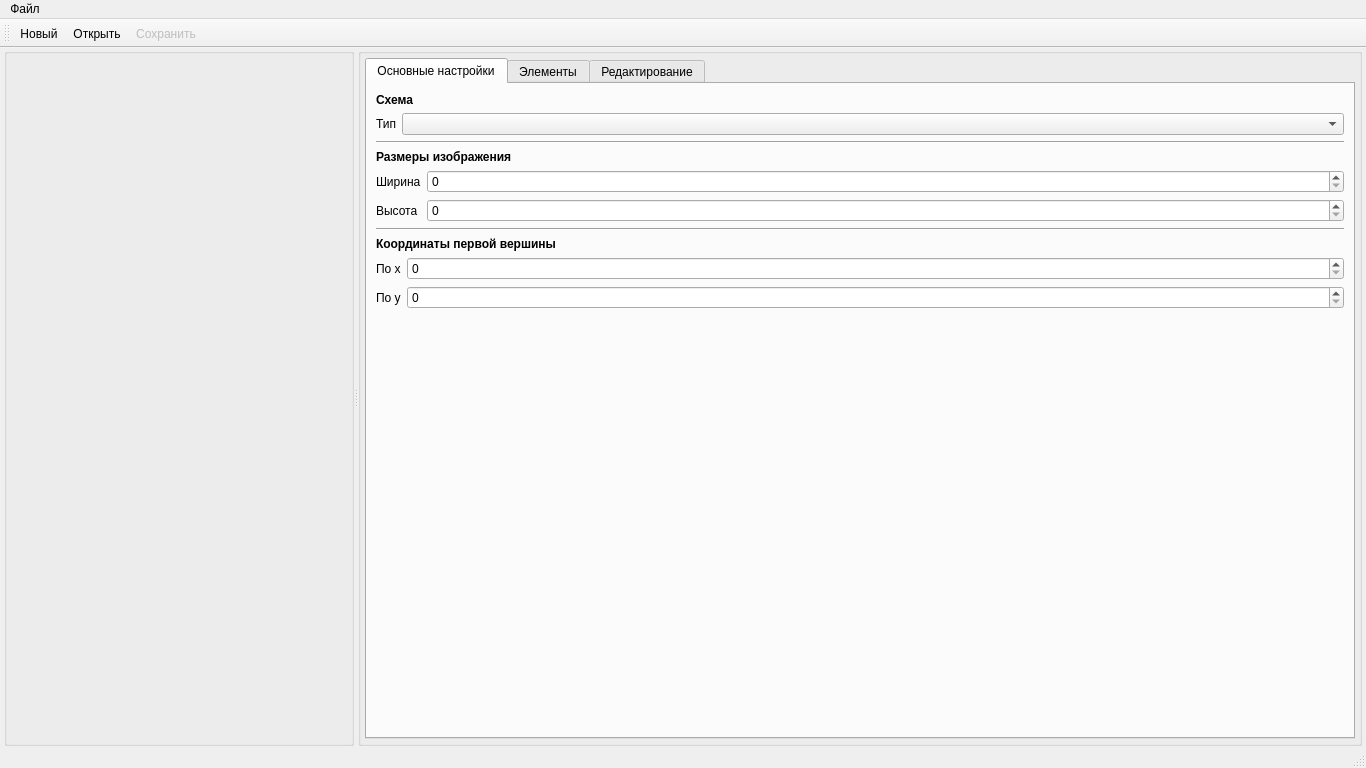
Before: the Qt Designer form designer/mainwindow.ui in Artemako/net-constructor, drawn with Qt 5.
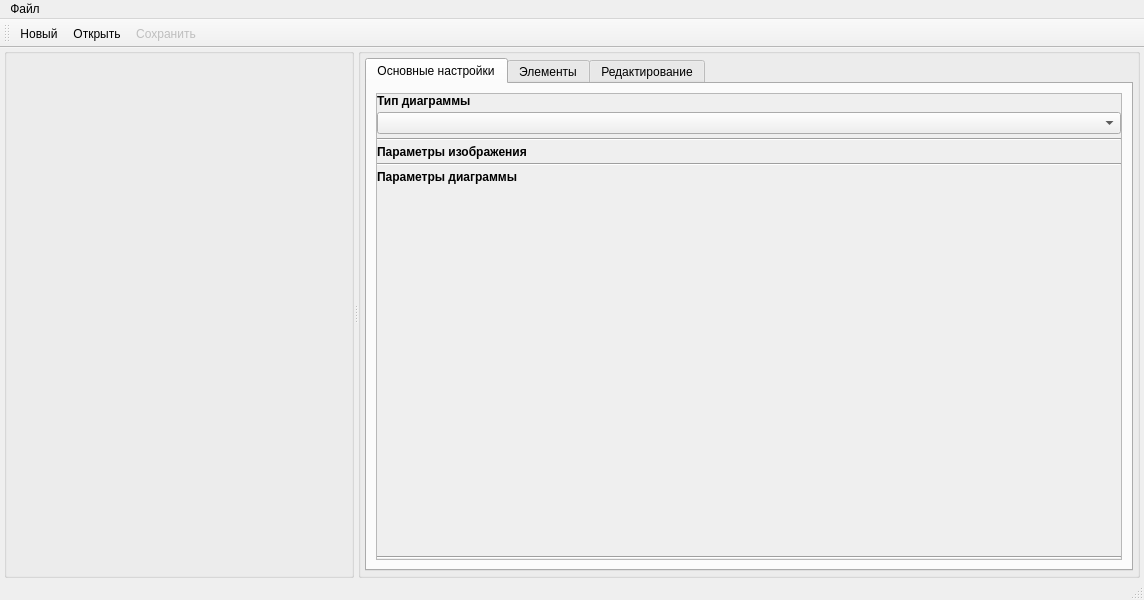
After: the same form once the commit is applied. The open tabs and pages were chosen to show the change. Icons and pictures are not drawn. Custom widgets are drawn as their Qt base class.

What changed in the file:
```diff
--- a/designer/mainwindow.ui
+++ b/designer/mainwindow.ui
@@ -12,8 +12,8 @@
    <rect>
     <x>0</x>
     <y>0</y>
-    <width>1366</width>
-    <height>768</height>
+    <width>1144</width>
+    <height>600</height>
    </rect>
   </property>
   <property name="sizePolicy">
@@ -149,72 +149,45 @@
              <number>9</number>
             </property>
             <item>
-             <widget class="QLabel" name="label">
-              <property name="text">
-               <string>&lt;html&gt;&lt;head/&gt;&lt;body&gt;&lt;p&gt;&lt;span style=&quot; font-weight:700;&quot;&gt;Схема&lt;/span&gt;&lt;/p&gt;&lt;/body&gt;&lt;/html&gt;</string>
+             <widget class="QScrollArea" name="sa_general">
+              <property name="widgetResizable">
+               <bool>true</bool>
               </property>
-             </widget>
-            </item>
+              <widget class="QWidget" name="sa_general_contents">
+               <property name="geometry">
+                <rect>
+                 <x>0</x>
+                 <y>0</y>
+                 <width>745</width>
+                 <height>464</height>
+                </rect>
+               </property>
+               <layout class="QVBoxLayout" name="verticalLayout_8" stretch="0,0,0,0,0,0,0,0,0,0">
+                <property name="spacing">
+                 <number>4</number>
+                </property>
+                <property name="leftMargin">
+                 <number>0</number>
+                </property>
+                <property name="topMargin">
+                 <number>0</number>
+                </property>
+                <property name="rightMargin">
+                 <number>0</number>
+                </property>
+                <property name="bottomMargin">
+                 <number>0</number>
+                </property>
             <item>
-             <layout class="QFormLayout" name="formlayout_scheme">
-              <item row="0" column="0">
                <widget class="QLabel" name="label_type">
                 <property name="text">
-                 <string>Тип</string>
+                   <string>&lt;html&gt;&lt;head/&gt;&lt;body&gt;&lt;p&gt;&lt;span style=&quot; font-weight:700;&quot;&gt;Тип диаграммы&lt;/span&gt;&lt;/p&gt;&lt;/body&gt;&lt;/html&gt;</string>
                 </property>
                </widget>
               </item>
-              <item row="0" column="1">
+                <item>
                <widget class="QComboBox" name="combox_type"/>
               </item>
-             </layout>
-            </item>
-            <item>
-             <widget class="Line" name="line">
-              <property name="orientation">
-               <enum>Qt::Horizontal</enum>
-              </property>
-             </widget>
-            </item>
-            <item>
-             <widget class="QLabel" name="label_3">
-              <property name="text">
-               <string>&lt;html&gt;&lt;head/&gt;&lt;body&gt;&lt;p&gt;&lt;span style=&quot; font-weight:700;&quot;&gt;Размеры изображения&lt;/span&gt;&lt;/p&gt;&lt;/body&gt;&lt;/html&gt;</string>
-              </property>
-             </widget>
-            </item>
-            <item>
-             <layout class="QFormLayout" name="formlayout_image">
-              <item row="0" column="0">
-               <widget class="QLabel" name="label_h">
-                <property name="text">
-                 <string>Ширина</string>
-                </property>
-               </widget>
-              </item>
-              <item row="0" column="1">
-               <widget class="QSpinBox" name="sb_width">
-                <property name="maximum">
-                 <number>99999</number>
-                </property>
-               </widget>
-              </item>
-              <item row="1" column="0">
-               <widget class="QLabel" name="label_w">
-                <property name="text">
-                 <string>Высота</string>
-                </property>
-               </widget>
-              </item>
-              <item row="1" column="1">
-               <widget class="QSpinBox" name="sb_height">
-                <property name="maximum">
-                 <number>99999</number>
-                </property>
-               </widget>
-              </item>
-             </layout>
-            </item>
             <item>
              <widget class="Line" name="line_2">
               <property name="orientation">
@@ -223,43 +196,31 @@
              </widget>
             </item>
             <item>
-             <widget class="QLabel" name="label_2">
+                 <widget class="QLabel" name="label_image_parameters">
               <property name="text">
-               <string>&lt;html&gt;&lt;head/&gt;&lt;body&gt;&lt;p&gt;&lt;span style=&quot; font-weight:700;&quot;&gt;Координаты первой вершины&lt;/span&gt;&lt;/p&gt;&lt;/body&gt;&lt;/html&gt;</string>
+                   <string>&lt;html&gt;&lt;head/&gt;&lt;body&gt;&lt;p&gt;&lt;span style=&quot; font-weight:700;&quot;&gt;Параметры изображения&lt;/span&gt;&lt;/p&gt;&lt;/body&gt;&lt;/html&gt;</string>
               </property>
              </widget>
             </item>
             <item>
-             <layout class="QFormLayout" name="formLayout">
-              <item row="0" column="0">
-               <widget class="QLabel" name="label_start_x">
-                <property name="text">
-                 <string>По x</string>
+                 <layout class="QFormLayout" name="fl_image_parameters"/>
+                </item>
+                <item>
+                 <widget class="Line" name="line_6">
+                  <property name="orientation">
+                   <enum>Qt::Horizontal</enum>
                 </property>
                </widget>
               </item>
-              <item row="1" column="0">
-               <widget class="QLabel" name="label_start_y">
+                <item>
+                 <widget class="QLabel" name="label_diagramm_parameters">
                 <property name="text">
-                 <string>По y</string>
+                   <string>&lt;html&gt;&lt;head/&gt;&lt;body&gt;&lt;p&gt;&lt;span style=&quot; font-weight:700;&quot;&gt;Параметры диаграммы&lt;/span&gt;&lt;/p&gt;&lt;/body&gt;&lt;/html&gt;</string>
                 </property>
                </widget>
               </item>
-              <item row="0" column="1">
-               <widget class="QSpinBox" name="sb_start_x">
-                <property name="maximum">
-                 <number>9999</number>
-                </property>
-               </widget>
-              </item>
-              <item row="1" column="1">
-               <widget class="QSpinBox" name="sb_start_y">
-                <property name="maximum">
-                 <number>9999</number>
-                </property>
-               </widget>
-              </item>
-             </layout>
+                <item>
+                 <layout class="QFormLayout" name="fl_diagramm_parameters"/>
             </item>
             <item>
              <spacer name="verticalSpacer">
@@ -268,11 +229,22 @@
               </property>
               <property name="sizeHint" stdset="0">
                <size>
-                <width>0</width>
-                <height>0</height>
+                    <width>20</width>
+                    <height>40</height>
                </size>
               </property>
              </spacer>
+                </item>
+                <item>
+                 <widget class="Line" name="line">
+                  <property name="orientation">
+                   <enum>Qt::Horizontal</enum>
+                  </property>
+                 </widget>
+                </item>
+               </layout>
+              </widget>
+             </widget>
             </item>
            </layout>
           </widget>
@@ -493,7 +465,7 @@
     <rect>
      <x>0</x>
      <y>0</y>
-     <width>1366</width>
+     <width>1144</width>
      <height>22</height>
     </rect>
    </property>
```
Left out of the diff: 22 changed lines with no effect on the pictures. Lines whose indentation alone changed are shown as unchanged.
